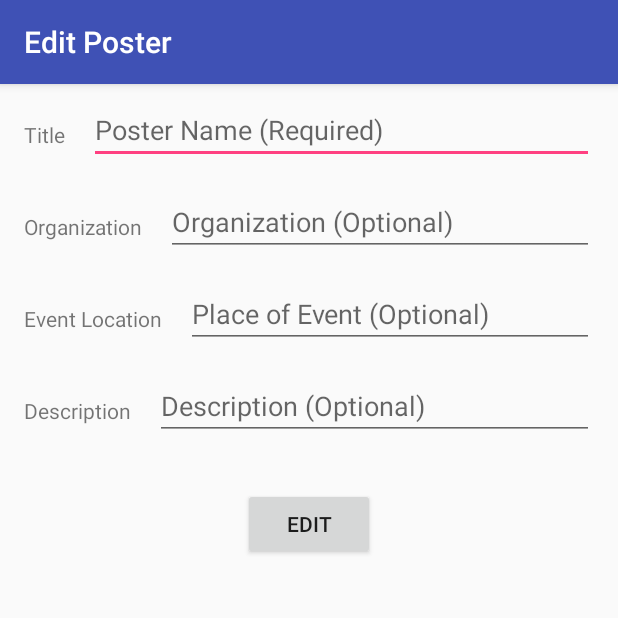
After one commit to ChiaHuaLu/UkioskTracker, an Android app: the EditPosterActivity screen opened directly, with no data from a screen before it, on a phone screen of 412 x 824 dp, the top half of it. The commit adds this screen. Run offline under Robolectric (Android 15) with nearby library versions, the light colour scheme and no system bars; 5 statements that could not run were skipped.

Commit message:
Modify Poster Information Update

```diff
--- a/app/src/main/AndroidManifest.xml
+++ b/app/src/main/AndroidManifest.xml
@@ -59,6 +59,12 @@
                 android:value="chiahua.ukiosktracker.MainActivity" />
         </activity>
         <activity
+            android:name=".EditPosterActivity"
+            android:label="@string/title_activity_edit_poster"
+            android:parentActivityName=".MainActivity"
+            android:theme="@style/AppTheme.NoActionBar">
+        </activity>
+        <activity
             android:name=".KioskDetailActivity"
             android:parentActivityName=".MainActivity"
             android:label="Kiosk Detail">
--- /dev/null
+++ b/app/src/main/java/chiahua/ukiosktracker/EditPosterActivity.java
@@ -0,0 +1,60 @@
+package chiahua.ukiosktracker;
+
+import android.content.Intent;
+import android.os.Bundle;
+import android.support.v7.app.AppCompatActivity;
+import android.support.v7.widget.Toolbar;
+import android.view.View;
+import android.widget.EditText;
+import android.widget.Toast;
+
+public class EditPosterActivity extends AppCompatActivity {
+
+    EditText nameField;
+    EditText orgField;
+    EditText locationField;
+    EditText descriptionField;
+    Poster poster;
+
+    @Override
+    protected void onCreate(Bundle savedInstanceState) {
+        super.onCreate(savedInstanceState);
+        setContentView(R.layout.activity_edit_poster);
+        Toolbar toolbar = (Toolbar) findViewById(R.id.toolbar);
+        setSupportActionBar(toolbar);
+        nameField = (EditText) findViewById(R.id.edit_nameET);
+        orgField = (EditText) findViewById(R.id.edit_orgET);
+        locationField = (EditText) findViewById(R.id.edit_locationET);
+        descriptionField = (EditText) findViewById(R.id.edit_descriptionET);
+        Intent receivedIntent = getIntent();
+        long posterID = receivedIntent.getLongExtra("PosterID", -1);
+        poster = Poster.findById(Poster.class, posterID);
+        nameField.setText(poster.title());
+        orgField.setText(poster.organization());
+        locationField.setText((poster.eventLocation()));
+        descriptionField.setText(poster.details());
+    }
+
+    public void editPoster(View view) {
+
+        String name = nameField.getText().toString();
+        String org = orgField.getText().toString();
+        String location = locationField.getText().toString();
+        String description = descriptionField.getText().toString();
+
+        //Poster newPoster = new Poster(name, org, location, null, description, kiosks);
+        if (name.trim().equals("")) {
+            Toast.makeText(getApplicationContext(),
+                    "Poster Name is a required field", Toast.LENGTH_SHORT).show();
+        }
+        else {
+            // TODO: Set poster event time when time EditText is created
+            // Save poster details to poster database
+            poster.modify(name, org, location, "", description);
+            poster.save();
+            finish();
+        }
+
+    }
+
+}
--- /dev/null
+++ b/app/src/main/res/layout/activity_edit_poster.xml
@@ -0,0 +1,26 @@
+<?xml version="1.0" encoding="utf-8"?>
+<android.support.design.widget.CoordinatorLayout xmlns:android="http://schemas.android.com/apk/res/android"
+    xmlns:app="http://schemas.android.com/apk/res-auto"
+    xmlns:tools="http://schemas.android.com/tools"
+    android:layout_width="match_parent"
+    android:layout_height="match_parent"
+    tools:context="chiahua.ukiosktracker.EditPosterActivity">
+
+    <android.support.design.widget.AppBarLayout
+        android:layout_width="match_parent"
+        android:layout_height="wrap_content"
+        android:theme="@style/AppTheme.AppBarOverlay">
+
+        <android.support.v7.widget.Toolbar
+            android:id="@+id/toolbar"
+            android:layout_width="match_parent"
+            android:layout_height="?attr/actionBarSize"
+            android:background="?attr/colorPrimary"
+            app:popupTheme="@style/AppTheme.PopupOverlay" />
+
+    </android.support.design.widget.AppBarLayout>
+
+    <include layout="@layout/content_edit_poster" />
+
+
+</android.support.design.widget.CoordinatorLayout>
--- /dev/null
+++ b/app/src/main/res/layout/content_edit_poster.xml
@@ -0,0 +1,121 @@
+<?xml version="1.0" encoding="utf-8"?>
+<android.support.constraint.ConstraintLayout xmlns:android="http://schemas.android.com/apk/res/android"
+    xmlns:app="http://schemas.android.com/apk/res-auto"
+    android:orientation="vertical"
+    android:layout_width="match_parent"
+    android:layout_height="match_parent">
+
+    <TextView
+        android:id="@+id/edit_nameTV"
+        android:layout_width="wrap_content"
+        android:layout_height="wrap_content"
+        android:text="@string/title"
+        android:layout_marginLeft="16dp"
+        app:layout_constraintLeft_toLeftOf="parent"
+        app:layout_constraintTop_toTopOf="parent"
+        android:layout_marginTop="80dp" />
+
+    <TextView
+        android:id="@+id/edit_orgTV"
+        android:layout_width="wrap_content"
+        android:layout_height="wrap_content"
+        android:text="@string/organization"
+        android:layout_marginLeft="16dp"
+        app:layout_constraintLeft_toLeftOf="parent"
+        android:layout_marginTop="32dp"
+        app:layout_constraintTop_toBottomOf="@+id/edit_nameET" />
+
+    <TextView
+        android:id="@+id/edit_locationTV"
+        android:layout_width="wrap_content"
+        android:layout_height="wrap_content"
+        android:text="@string/event_location"
+        android:layout_marginLeft="16dp"
+        app:layout_constraintLeft_toLeftOf="parent"
+        android:layout_marginTop="32dp"
+        app:layout_constraintTop_toBottomOf="@+id/edit_orgET" />
+
+    <TextView
+        android:id="@+id/edit_descriptionTV"
+        android:layout_width="wrap_content"
+        android:layout_height="wrap_content"
+        android:layout_marginLeft="16dp"
+        android:layout_marginTop="32dp"
+        android:text="@string/name"
+        app:layout_constraintLeft_toLeftOf="parent"
+        app:layout_constraintTop_toBottomOf="@+id/edit_locationET" />
+
+    <EditText
+        android:id="@+id/edit_nameET"
+        android:layout_width="0dp"
+        android:layout_height="wrap_content"
+        android:ems="10"
+        android:inputType="textCapWords"
+        android:hint="@string/hint_name"
+        android:layout_marginRight="16dp"
+        app:layout_constraintRight_toRightOf="parent"
+        app:layout_constraintLeft_toRightOf="@+id/edit_nameTV"
+        android:layout_marginLeft="16dp"
+        app:layout_constraintTop_toTopOf="parent"
+        android:layout_marginTop="64dp"
+        app:layout_constraintHorizontal_bias="0.0" />
+
+    <EditText
+        android:id="@+id/edit_orgET"
+        android:layout_width="0dp"
+        android:layout_height="wrap_content"
+        android:layout_marginLeft="16dp"
+        android:layout_marginRight="16dp"
+        android:layout_marginTop="16dp"
+        android:ems="10"
+        android:hint="@string/hint_org"
+        android:inputType="textCapWords"
+        app:layout_constraintHorizontal_bias="0.0"
+        app:layout_constraintLeft_toRightOf="@+id/edit_orgTV"
+        app:layout_constraintRight_toRightOf="parent"
+        app:layout_constraintTop_toBottomOf="@+id/edit_nameET" />
+
+    <EditText
+        android:id="@+id/edit_locationET"
+        android:layout_width="0dp"
+        android:layout_height="wrap_content"
+        android:ems="10"
+        android:inputType="textCapCharacters"
+        android:hint="@string/hint_location"
+        android:layout_marginTop="16dp"
+        app:layout_constraintTop_toBottomOf="@+id/edit_orgET"
+        android:layout_marginRight="16dp"
+        app:layout_constraintRight_toRightOf="parent"
+        app:layout_constraintLeft_toRightOf="@+id/edit_locationTV"
+        android:layout_marginLeft="16dp"
+        app:layout_constraintHorizontal_bias="0.0" />
+
+    <EditText
+        android:id="@+id/edit_descriptionET"
+        android:layout_width="0dp"
+        android:layout_height="wrap_content"
+        android:ems="10"
+        android:inputType="textCapSentences"
+        android:hint="@string/hint_description"
+        android:layout_marginTop="16dp"
+        app:layout_constraintTop_toBottomOf="@+id/edit_locationET"
+        android:layout_marginRight="16dp"
+        app:layout_constraintRight_toRightOf="parent"
+        app:layout_constraintLeft_toRightOf="@+id/edit_descriptionTV"
+        android:layout_marginLeft="16dp"
+        />
+
+    <Button
+        android:id="@+id/edit_button"
+        android:layout_width="wrap_content"
+        android:layout_height="wrap_content"
+        android:text="@string/edit_poster"
+        android:layout_marginTop="32dp"
+        app:layout_constraintTop_toBottomOf="@+id/edit_descriptionET"
+        android:layout_marginRight="16dp"
+        app:layout_constraintRight_toRightOf="parent"
+        android:layout_marginLeft="16dp"
+        app:layout_constraintLeft_toLeftOf="parent"
+        android:onClick="editPoster"/>
+
+</android.support.constraint.ConstraintLayout>
--- a/app/src/main/res/values/strings.xml
+++ b/app/src/main/res/values/strings.xml
@@ -30,5 +30,7 @@
     <string name="dots">...</string>
     <string name="hint_optional">(Optional)</string>
     <string name="hint_required">(Required)</string>
+    <string name="title_activity_edit_poster">Edit Poster</string>
+    <string name="edit_poster">Edit</string>
 
 </resources>
```
Also changed, not shown: app/src/main/java/chiahua/ukiosktracker/PosterArrayAdapter.java (+17 -0 lines), app/src/main/res/content_edit_poster.xml (added, +123 -0 lines).
